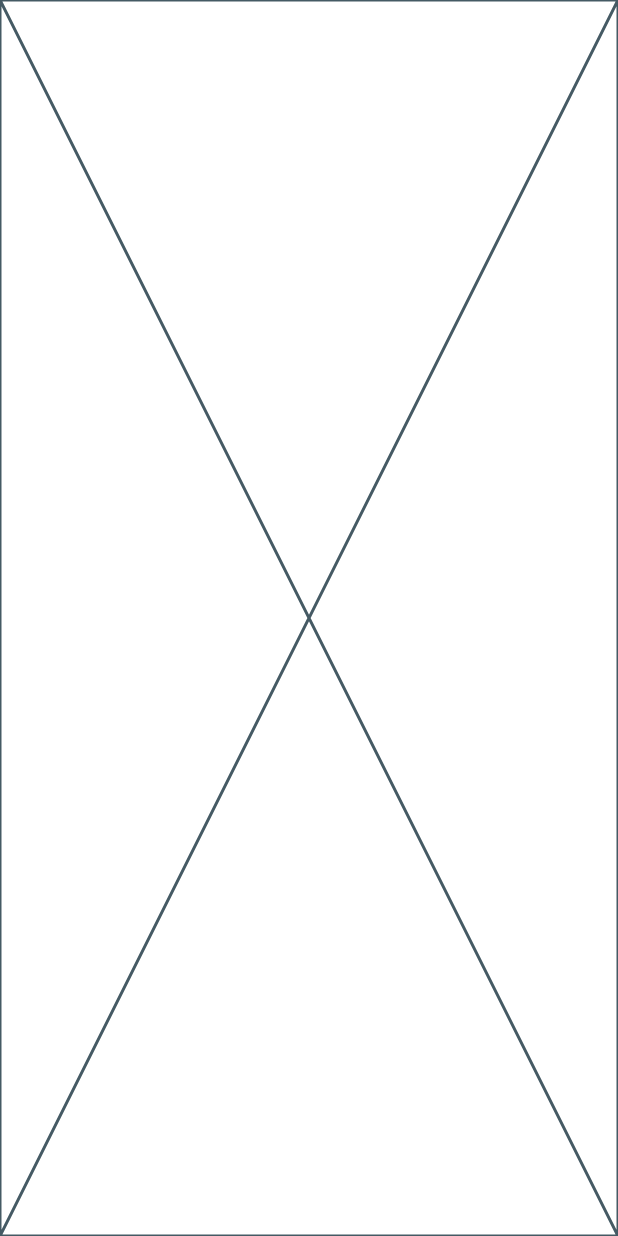
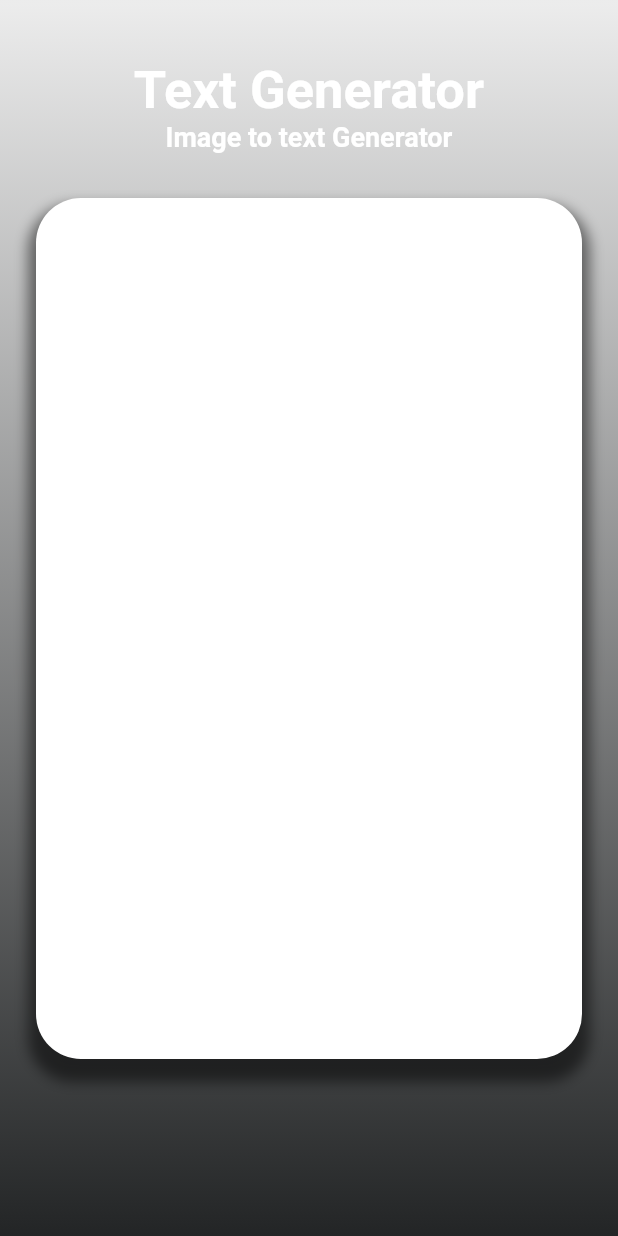
Before and after one commit to lysyshaky/Generate-Text-From-Image-AI, a Flutter app: the screen it shows after launch, on a phone screen of 412 x 824 dp. Run offline on Flutter 3.47's test engine with Material 2 defaults, Android fonts, the phone set to English and light mode, and no system bars; our stand-ins replace splashscreen.

Commit message:
ui part 1

```diff
--- a/lib/home.dart
+++ b/lib/home.dart
@@ -1,3 +1,4 @@
+import 'package:flutter/material.dart';
 import 'package:flutter/src/widgets/framework.dart';
 import 'package:flutter/src/widgets/placeholder.dart';
 
@@ -11,6 +12,67 @@ class Home extends StatefulWidget {
 class _HomeState extends State<Home> {
   @override
   Widget build(BuildContext context) {
-    return const Placeholder();
+    return Scaffold(
+      body: Container(
+        decoration: const BoxDecoration(
+            gradient: LinearGradient(
+                begin: Alignment.topCenter,
+                end: Alignment.bottomCenter,
+                stops: [
+              0.004,
+              1
+            ],
+                colors: [
+              Color(0x11232526),
+              Color(0xFF232526),
+            ])),
+        child: Container(
+          padding: const EdgeInsets.symmetric(horizontal: 24),
+          child: Column(
+            crossAxisAlignment: CrossAxisAlignment.center,
+            children: [
+              const SizedBox(
+                height: 40,
+              ),
+              const Text(
+                'Text Generator',
+                style: TextStyle(
+                  fontWeight: FontWeight.bold,
+                  fontSize: 35.0,
+                  color: Colors.white,
+                ),
+              ),
+              const Text(
+                'Image to text Generator',
+                style: TextStyle(
+                  fontWeight: FontWeight.bold,
+                  fontSize: 18.0,
+                  color: Colors.white,
+                ),
+              ),
+              const SizedBox(
+                height: 30,
+              ),
+              Container(
+                height: MediaQuery.of(context).size.height - 250,
+                padding: const EdgeInsets.all(30),
+                decoration: BoxDecoration(
+                  color: Colors.white,
+                  borderRadius: BorderRadius.circular(30),
+                  boxShadow: [
+                    BoxShadow(
+                      color: Colors.black.withOpacity(0.5),
+                      spreadRadius: 5,
+                      blurRadius: 7,
+                      offset: const Offset(0, 10),
+                    ),
+                  ],
+                ),
+              ),
+            ],
+          ),
+        ),
+      ),
+    );
   }
 }
--- a/lib/splashscreen.dart
+++ b/lib/splashscreen.dart
@@ -30,8 +30,8 @@ class _MySplashState extends State<MySplash> {
           begin: Alignment.topCenter,
           end: Alignment.bottomCenter,
           colors: [
-            Colors.blue,
-            Colors.blueAccent,
+            Color(0x11232526),
+            Color(0xFF232526),
           ],
           stops: [
             0.004,
```
Also changed, not shown: 55 other files.
